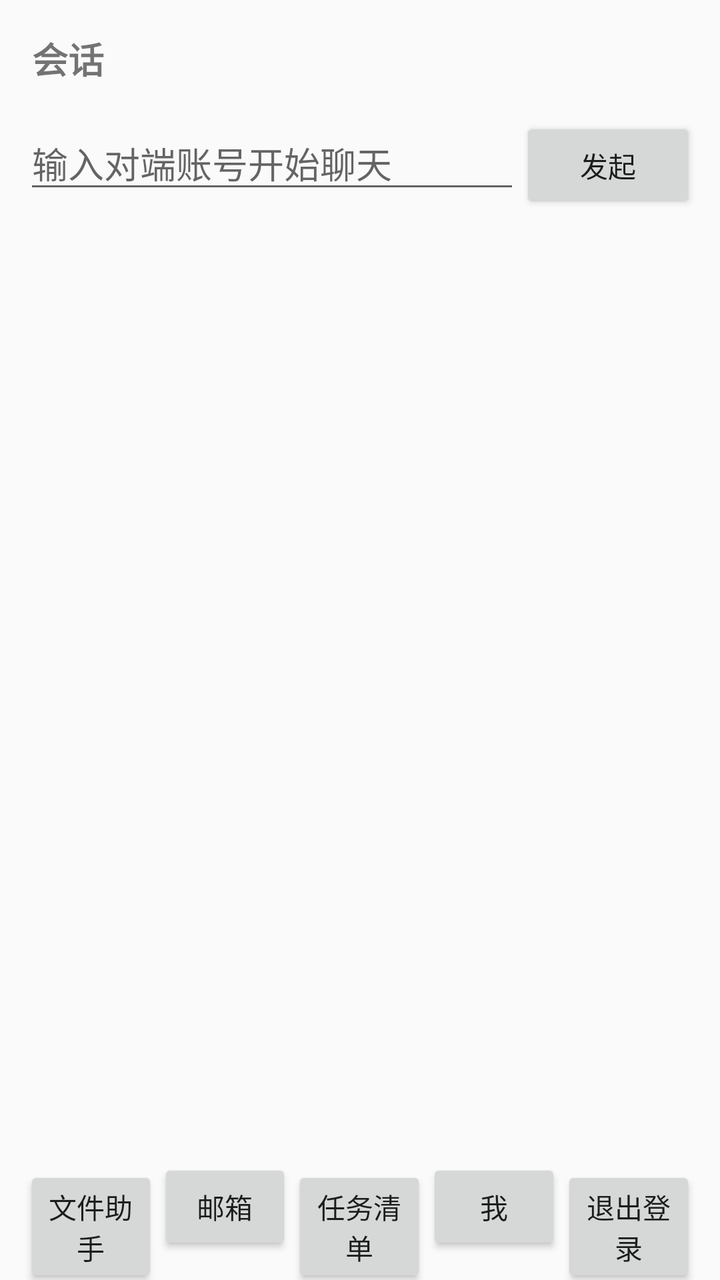
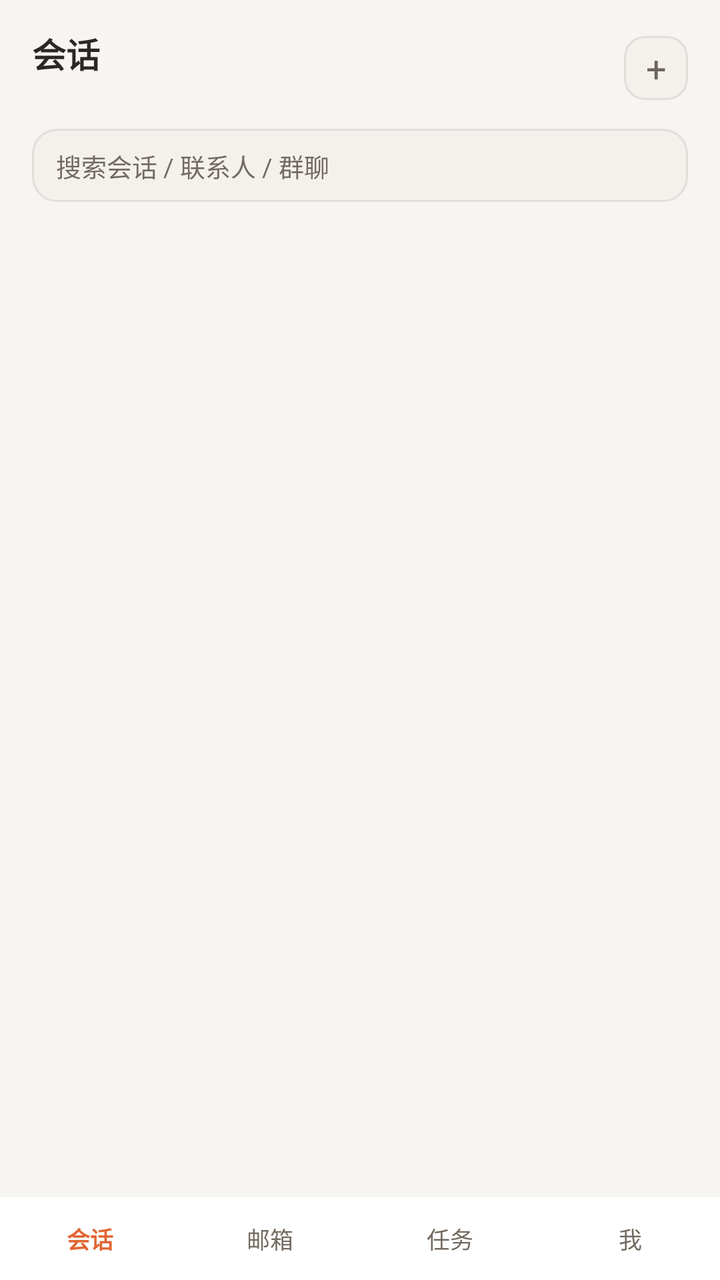

The first picture is an Android layout as it rendered before a commit; the second is the same layout after the commit. The layout source and the unified diff follow.
<!-- AndroidManifest.xml: application theme Theme.Memex -->
<!-- res/layout/activity_main.xml -->
<?xml version="1.0" encoding="utf-8"?>
<LinearLayout xmlns:android="http://schemas.android.com/apk/res/android"
    android:layout_width="match_parent"
    android:layout_height="match_parent"
    android:orientation="vertical"
    android:fitsSystemWindows="true">

    <TextView
        android:layout_width="match_parent"
        android:layout_height="wrap_content"
        android:padding="16dp"
        android:text="@string/main_title"
        android:textSize="18sp"
        android:textStyle="bold" />

    <LinearLayout
        android:layout_width="match_parent"
        android:layout_height="wrap_content"
        android:orientation="horizontal"
        android:paddingStart="12dp"
        android:paddingEnd="12dp">

        <EditText
            android:id="@+id/et_peer"
            android:layout_width="0dp"
            android:layout_height="wrap_content"
            android:layout_weight="1"
            android:hint="@string/main_peer_hint"
            android:inputType="text"
            android:maxLines="1" />

        <Button
            android:id="@+id/btn_new_chat"
            android:layout_width="wrap_content"
            android:layout_height="wrap_content"
            android:text="@string/main_new_chat" />
    </LinearLayout>

    <TextView
        android:id="@+id/tv_empty"
        android:layout_width="match_parent"
        android:layout_height="wrap_content"
        android:padding="24dp"
        android:text="@string/main_empty"
        android:textSize="14sp"
        android:visibility="gone" />

    <ListView
        android:id="@+id/lv_conversations"
        android:layout_width="match_parent"
        android:layout_height="0dp"
        android:layout_weight="1" />

    <LinearLayout
        android:layout_width="match_parent"
        android:layout_height="wrap_content"
        android:orientation="horizontal"
        android:paddingStart="12dp"
        android:paddingEnd="12dp">

        <Button
            android:id="@+id/btn_file_assistant"
            android:layout_width="0dp"
            android:layout_height="wrap_content"
            android:layout_weight="1"
            android:text="@string/main_file_assistant" />

        <Button
            android:id="@+id/btn_mailbox"
            android:layout_width="0dp"
            android:layout_height="wrap_content"
            android:layout_weight="1"
            android:text="@string/main_mailbox" />

        <Button
            android:id="@+id/btn_tasks"
            android:layout_width="0dp"
            android:layout_height="wrap_content"
            android:layout_weight="1"
            android:text="@string/main_tasks" />

        <Button
            android:id="@+id/btn_me"
            android:layout_width="0dp"
            android:layout_height="wrap_content"
            android:layout_weight="1"
            android:text="@string/main_me" />

        <Button
            android:id="@+id/btn_logout"
            android:layout_width="0dp"
            android:layout_height="wrap_content"
            android:layout_weight="1"
            android:text="@string/main_logout" />
    </LinearLayout>
</LinearLayout>
<!-- resources referenced by this layout -->
<resources>
  <string name="main_empty">暂无会话：在下方输入对端账号发起聊天。</string>
  <string name="main_file_assistant">文件助手</string>
  <string name="main_logout">退出登录</string>
  <string name="main_mailbox">邮箱</string>
  <string name="main_me">我</string>
  <string name="main_new_chat">发起</string>
  <string name="main_peer_hint">输入对端账号开始聊天</string>
  <string name="main_tasks">任务清单</string>
  <string name="main_title">会话</string>
  <style name="Theme.Memex" parent="Theme.AppCompat.DayNight.DarkActionBar">
          <item name="colorPrimary">@color/brand_orange</item>
          <item name="colorPrimaryDark">@color/brand_orange_dark</item>
          <item name="colorAccent">@color/brand_orange</item>
      </style>
  <color name="brand_orange">#e16531</color>
  <color name="brand_orange_dark">#c04f20</color>
</resources>

<!-- the commit's change to res/layout/activity_main.xml (unified diff, before → after) -->
@@ -3,94 +3,145 @@
     android:layout_width="match_parent"
     android:layout_height="match_parent"
     android:orientation="vertical"
+    android:background="#f7f5f2"
     android:fitsSystemWindows="true">
-
-    <TextView
-        android:layout_width="match_parent"
-        android:layout_height="wrap_content"
-        android:padding="16dp"
-        android:text="@string/main_title"
-        android:textSize="18sp"
-        android:textStyle="bold" />
 
     <LinearLayout
         android:layout_width="match_parent"
         android:layout_height="wrap_content"
         android:orientation="horizontal"
-        android:paddingStart="12dp"
-        android:paddingEnd="12dp">
+        android:gravity="center_vertical"
+        android:paddingStart="16dp"
+        android:paddingEnd="16dp"
+        android:paddingTop="14dp"
+        android:paddingBottom="10dp">
 
-        <EditText
-            android:id="@+id/et_peer"
+        <LinearLayout
             android:layout_width="0dp"
             android:layout_height="wrap_content"
             android:layout_weight="1"
-            android:hint="@string/main_peer_hint"
-            android:inputType="text"
-            android:maxLines="1" />
+            android:orientation="vertical">
 
-        <Button
+            <TextView
+                android:layout_width="wrap_content"
+                android:layout_height="wrap_content"
+                android:text="@string/main_title"
+                android:textColor="@color/text_primary"
+                android:textSize="17sp"
+                android:textStyle="bold" />
+
+            <TextView
+                android:id="@+id/main_state_sub"
+                android:layout_width="wrap_content"
+                android:layout_height="wrap_content"
+                android:layout_marginTop="1dp"
+                android:textColor="@color/text_tertiary"
+                android:textSize="10.5sp" />
+        </LinearLayout>
+
+        <TextView
             android:id="@+id/btn_new_chat"
-            android:layout_width="wrap_content"
-            android:layout_height="wrap_content"
-            android:text="@string/main_new_chat" />
+            android:layout_width="32dp"
+            android:layout_height="32dp"
+            android:layout_marginStart="10dp"
+            android:background="@drawable/ses_icon_btn"
+            android:gravity="center"
+            android:text="@string/main_new_chat_icon"
+            android:textColor="@color/text_secondary"
+            android:textSize="18sp" />
     </LinearLayout>
 
-    <TextView
-        android:id="@+id/tv_empty"
+    <EditText
+        android:id="@+id/et_search"
         android:layout_width="match_parent"
         android:layout_height="wrap_content"
-        android:padding="24dp"
-        android:text="@string/main_empty"
-        android:textSize="14sp"
-        android:visibility="gone" />
+        android:layout_marginStart="16dp"
+        android:layout_marginEnd="16dp"
+        android:layout_marginBottom="6dp"
+        android:background="@drawable/ses_search_bg"
+        android:hint="@string/main_search_hint"
+        android:inputType="text"
+        android:maxLines="1"
+        android:paddingStart="12dp"
+        android:paddingEnd="12dp"
+        android:paddingTop="9dp"
+        android:paddingBottom="9dp"
+        android:textColorHint="@color/text_tertiary"
+        android:textSize="12.5sp" />
 
     <ListView
         android:id="@+id/lv_conversations"
         android:layout_width="match_parent"
         android:layout_height="0dp"
-        android:layout_weight="1" />
+        android:layout_weight="1"
+        android:divider="@null"
+        android:dividerHeight="0dp"
+        android:scrollbars="none" />
 
+    <TextView
+        android:id="@+id/tv_empty"
+        android:layout_width="match_parent"
+        android:layout_height="0dp"
+        android:layout_weight="1"
+        android:gravity="center"
+        android:padding="24dp"
+        android:text="@string/main_empty"
+        android:textColor="@color/text_tertiary"
+        android:textSize="12.5sp"
+        android:visibility="gone" />
+
+    
     <LinearLayout
         android:layout_width="match_parent"
         android:layout_height="wrap_content"
         android:orientation="horizontal"
-        android:paddingStart="12dp"
-        android:paddingEnd="12dp">
+        android:background="#FFFFFF"
+        android:paddingTop="7dp"
+        android:paddingBottom="7dp">
 
-        <Button
-            android:id="@+id/btn_file_assistant"
+        <TextView
+            android:id="@+id/tab_sessions_active"
             android:layout_width="0dp"
             android:layout_height="wrap_content"
             android:layout_weight="1"
-            android:text="@string/main_file_assistant" />
+            android:gravity="center"
+            android:padding="5dp"
+            android:text="@string/nav_sessions"
+            android:textColor="@color/brand_orange"
+            android:textSize="11.5sp"
+            android:textStyle="bold" />
 
-        <Button
-            android:id="@+id/btn_mailbox"
+        <TextView
+            android:id="@+id/tab_mailbox"
             android:layout_width="0dp"
             android:layout_height="wrap_content"
             android:layout_weight="1"
-            android:text="@string/main_mailbox" />
+            android:gravity="center"
+            android:padding="5dp"
+            android:text="@string/mbx_title"
+            android:textColor="@color/text_tertiary"
+            android:textSize="11.5sp" />
 
-        <Button
-            android:id="@+id/btn_tasks"
+        <TextView
+            android:id="@+id/tab_tasks"
             android:layout_width="0dp"
             android:layout_height="wrap_content"
             android:layout_weight="1"
-            android:text="@string/main_tasks" />
+            android:gravity="center"
+            android:padding="5dp"
+            android:text="@string/mbx_tabbar_tasks"
+            android:textColor="@color/text_tertiary"
+            android:textSize="11.5sp" />
 
-        <Button
-            android:id="@+id/btn_me"
+        <TextView
+            android:id="@+id/tab_me"
             android:layout_width="0dp"
             android:layout_height="wrap_content"
             android:layout_weight="1"
-            android:text="@string/main_me" />
-
-        <Button
-            android:id="@+id/btn_logout"
-            android:layout_width="0dp"
-            android:layout_height="wrap_content"
-            android:layout_weight="1"
-            android:text="@string/main_logout" />
+            android:gravity="center"
+            android:padding="5dp"
+            android:text="@string/nav_me"
+            android:textColor="@color/text_tertiary"
+            android:textSize="11.5sp" />
     </LinearLayout>
 </LinearLayout>
<!-- resource entries referenced after the edit -->
@@ -1,20 +1,37 @@
 <!-- resources referenced by this layout -->
 <resources>
   <string name="main_empty">暂无会话：在下方输入对端账号发起聊天。</string>
-  <string name="main_file_assistant">文件助手</string>
-  <string name="main_logout">退出登录</string>
-  <string name="main_mailbox">邮箱</string>
-  <string name="main_me">我</string>
-  <string name="main_new_chat">发起</string>
-  <string name="main_peer_hint">输入对端账号开始聊天</string>
-  <string name="main_tasks">任务清单</string>
+  <string name="main_new_chat_icon">+</string>
+  <string name="main_search_hint">搜索会话 / 联系人 / 群聊</string>
   <string name="main_title">会话</string>
+  <string name="mbx_tabbar_tasks">任务</string>
+  <string name="mbx_title">邮箱</string>
+  <string name="nav_me">我</string>
+  <string name="nav_sessions">会话</string>
   <style name="Theme.Memex" parent="Theme.AppCompat.DayNight.DarkActionBar">
           <item name="colorPrimary">@color/brand_orange</item>
           <item name="colorPrimaryDark">@color/brand_orange_dark</item>
           <item name="colorAccent">@color/brand_orange</item>
       </style>
+  <color name="line_soft">#1a2b2724</color>
   <color name="brand_orange">#e16531</color>
+  <color name="text_primary">#2b2724</color>
+  <color name="text_secondary">#6d645b</color>
+  <color name="text_tertiary">#736a61</color>
+  <!-- drawable ses_icon_btn (drawable) -->
+  <shape xmlns:android="http://schemas.android.com/apk/res/android" android:shape="rectangle">
+      
+      <solid android:color="#f4f1ed" />
+      <stroke android:width="1dp" android:color="@color/line_soft" />
+      <corners android:radius="10dp" />
+  </shape>
+  <!-- drawable ses_search_bg (drawable) -->
+  <shape xmlns:android="http://schemas.android.com/apk/res/android" android:shape="rectangle">
+      
+      <solid android:color="#f4f1ed" />
+      <stroke android:width="1dp" android:color="@color/line_soft" />
+      <corners android:radius="12dp" />
+  </shape>
   <color name="brand_orange_dark">#c04f20</color>
 </resources>
 
